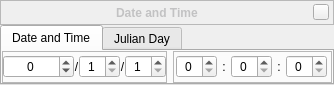
The window that src/gui/dateTimeDialogGui.ui (Stellarium/stellarium) describes before a commit, drawn with Qt 5.
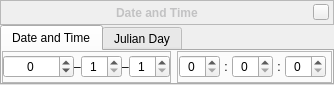
The same window after the commit. Custom widgets are drawn as their Qt base class.

Commit message: Set date delimiters in Date-Time dialog in one place

Patch:
```diff
--- a/src/gui/dateTimeDialogGui.ui
+++ b/src/gui/dateTimeDialogGui.ui
@@ -294,7 +294,7 @@
              </size>
             </property>
             <property name="text">
-             <string notr="true">/</string>
+             <string notr="true">‒</string>
             </property>
             <property name="alignment">
              <set>Qt::AlignCenter</set>
@@ -344,7 +344,7 @@
              </size>
             </property>
             <property name="text">
-             <string notr="true">/</string>
+             <string notr="true">‒</string>
             </property>
             <property name="alignment">
              <set>Qt::AlignCenter</set>
```
The commit also changes 1 other file.
